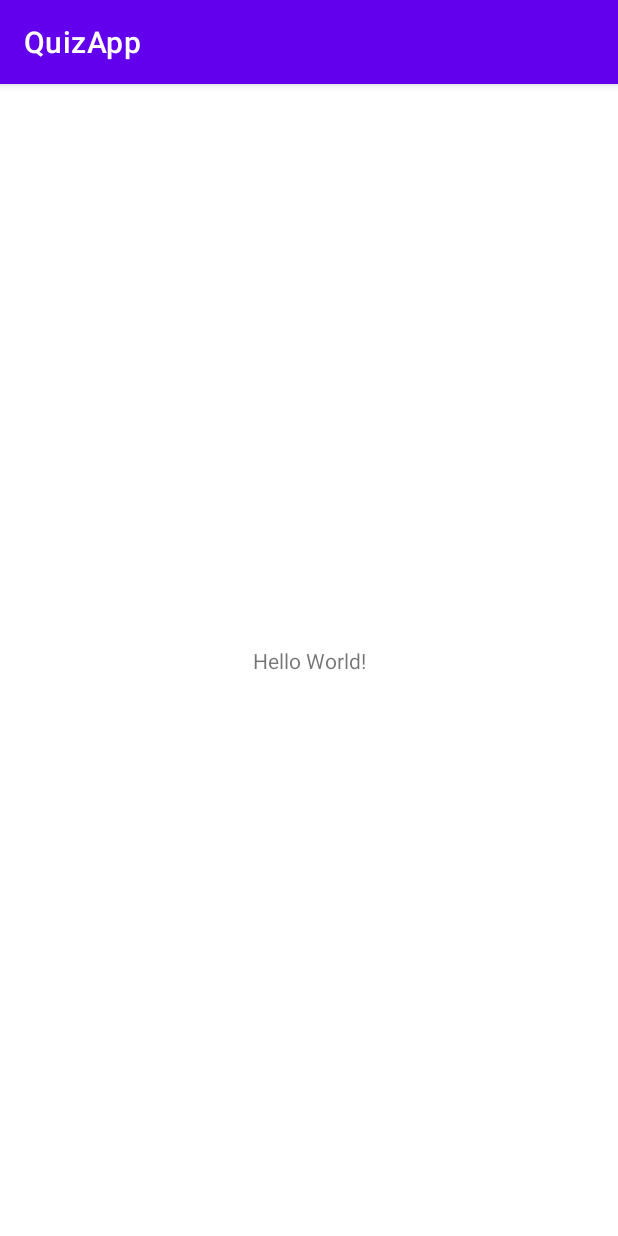
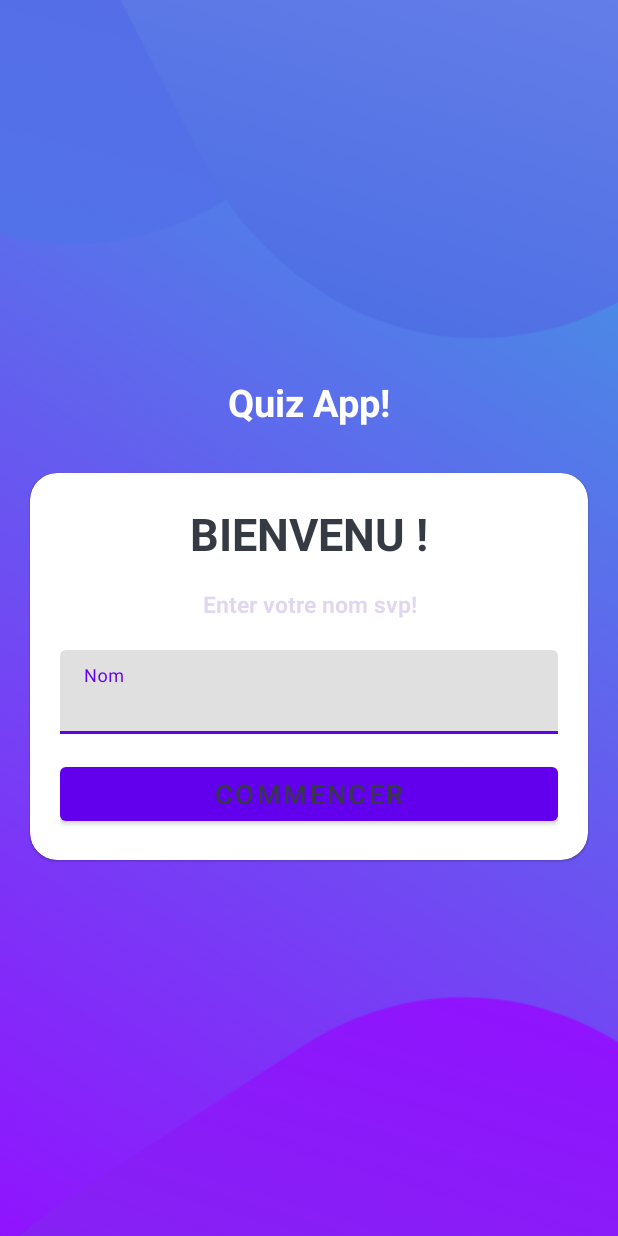
Before and after one commit to onanguo/QuizApp, an Android app: the screen it shows after launch (MainActivity), on a phone screen of 412 x 824 dp. Run offline under Robolectric (Android 15) with nearby library versions, the phone set to English and light mode, and no system bars.

Commit message:
homeQuizApp

```diff
--- a/app/src/main/AndroidManifest.xml
+++ b/app/src/main/AndroidManifest.xml
@@ -13,7 +13,8 @@
         tools:targetApi="31">
         <activity
             android:name=".MainActivity"
-            android:exported="true">
+            android:exported="true"
+            android:screenOrientation="portrait">
             <intent-filter>
                 <action android:name="android.intent.action.MAIN" />
 
--- a/app/src/main/res/layout/activity_main.xml
+++ b/app/src/main/res/layout/activity_main.xml
@@ -1,18 +1,86 @@
 <?xml version="1.0" encoding="utf-8"?>
-<androidx.constraintlayout.widget.ConstraintLayout xmlns:android="http://schemas.android.com/apk/res/android"
+<LinearLayout xmlns:android="http://schemas.android.com/apk/res/android"
     xmlns:app="http://schemas.android.com/apk/res-auto"
     xmlns:tools="http://schemas.android.com/tools"
     android:layout_width="match_parent"
     android:layout_height="match_parent"
+    android:background="@drawable/ic_bg"
+    android:orientation="vertical"
+    android:gravity="center"
     tools:context=".MainActivity">
 
     <TextView
-        android:layout_width="wrap_content"
+        android:layout_width="match_parent"
         android:layout_height="wrap_content"
-        android:text="Hello World!"
-        app:layout_constraintBottom_toBottomOf="parent"
-        app:layout_constraintEnd_toEndOf="parent"
-        app:layout_constraintStart_toStartOf="parent"
-        app:layout_constraintTop_toTopOf="parent" />
+        android:text="Quiz App!"
+        android:textSize="25sp"
+        android:layout_marginBottom="30dp"
+        android:textStyle="bold"
+        android:textColor="@color/white"
+        android:gravity="center"
+        />
+    <com.google.android.material.card.MaterialCardView
+        android:layout_width="match_parent"
+        android:layout_height="wrap_content"
+        android:layout_marginEnd="20dp"
+        app:cardCornerRadius="18dp"
+        android:layout_marginStart="20dp"
+        android:background="@color/white">
 
-</androidx.constraintlayout.widget.ConstraintLayout>
+        <LinearLayout
+            android:layout_width="match_parent"
+            android:layout_height="wrap_content"
+            android:layout_margin="20dp"
+            android:orientation="vertical"
+            >
+            <TextView
+                android:layout_width="match_parent"
+                android:layout_height="wrap_content"
+                android:text="BIENVENU !"
+                android:textSize="30sp"
+                android:textStyle="bold"
+                android:textColor="#363A43"
+                android:gravity="center"
+                />
+            <TextView
+                android:layout_width="match_parent"
+                android:layout_height="wrap_content"
+                android:text="Enter votre nom svp!"
+                android:textSize="15sp"
+                android:layout_marginTop="16dp"
+                android:textStyle="bold"
+                android:textColor="#363A"
+                android:gravity="center"
+                />
+            <com.google.android.material.textfield.TextInputLayout
+                android:layout_width="match_parent"
+                android:layout_height="wrap_content"
+                style="@style/ThemeOverlay.Material3.TextInputEditText.OutlinedBox"
+                android:layout_marginTop="20dp">
+
+                <androidx.appcompat.widget.AppCompatEditText
+                    android:layout_width="match_parent"
+                    android:layout_height="wrap_content"
+                    android:hint="Nom"
+                    android:inputType="textCapWords"
+                    android:textColor="#363A43"
+
+                    />
+            </com.google.android.material.textfield.TextInputLayout>
+
+            <Button
+                android:layout_width="match_parent"
+                android:layout_height="wrap_content"
+                android:text="Commencer"
+                android:textColor="#363A43"
+                android:layout_marginTop="16dp"
+                android:textSize="18sp"
+                />
+
+        </LinearLayout>
+
+
+
+    </com.google.android.material.card.MaterialCardView>
+
+</LinearLayout>
--- a/app/src/main/res/values-night/themes.xml
+++ b/app/src/main/res/values-night/themes.xml
@@ -1,6 +1,6 @@
 <resources xmlns:tools="http://schemas.android.com/tools">
     <!-- Base application theme. -->
-    <style name="Theme.QuizApp" parent="Theme.MaterialComponents.DayNight.DarkActionBar">
+    <style name="Theme.QuizApp" parent="Theme.MaterialComponents.DayNight.NoActionBar">
         <!-- Primary brand color. -->
         <item name="colorPrimary">@color/purple_200</item>
         <item name="colorPrimaryVariant">@color/purple_700</item>
--- a/app/src/main/res/values/themes.xml
+++ b/app/src/main/res/values/themes.xml
@@ -1,6 +1,6 @@
 <resources xmlns:tools="http://schemas.android.com/tools">
     <!-- Base application theme. -->
-    <style name="Theme.QuizApp" parent="Theme.MaterialComponents.DayNight.DarkActionBar">
+    <style name="Theme.QuizApp" parent="Theme.MaterialComponents.DayNight.NoActionBar">
         <!-- Primary brand color. -->
         <item name="colorPrimary">@color/purple_500</item>
         <item name="colorPrimaryVariant">@color/purple_700</item>
@@ -11,6 +11,8 @@
         <item name="colorOnSecondary">@color/black</item>
         <!-- Status bar color. -->
         <item name="android:statusBarColor">?attr/colorPrimaryVariant</item>
+
+        <item name="android:windowFullscreen">true</item>
         <!-- Customize your theme here. -->
     </style>
 </resources>
```
Also changed, not shown: app/src/main/res/drawable/ic_bg.png (added).
